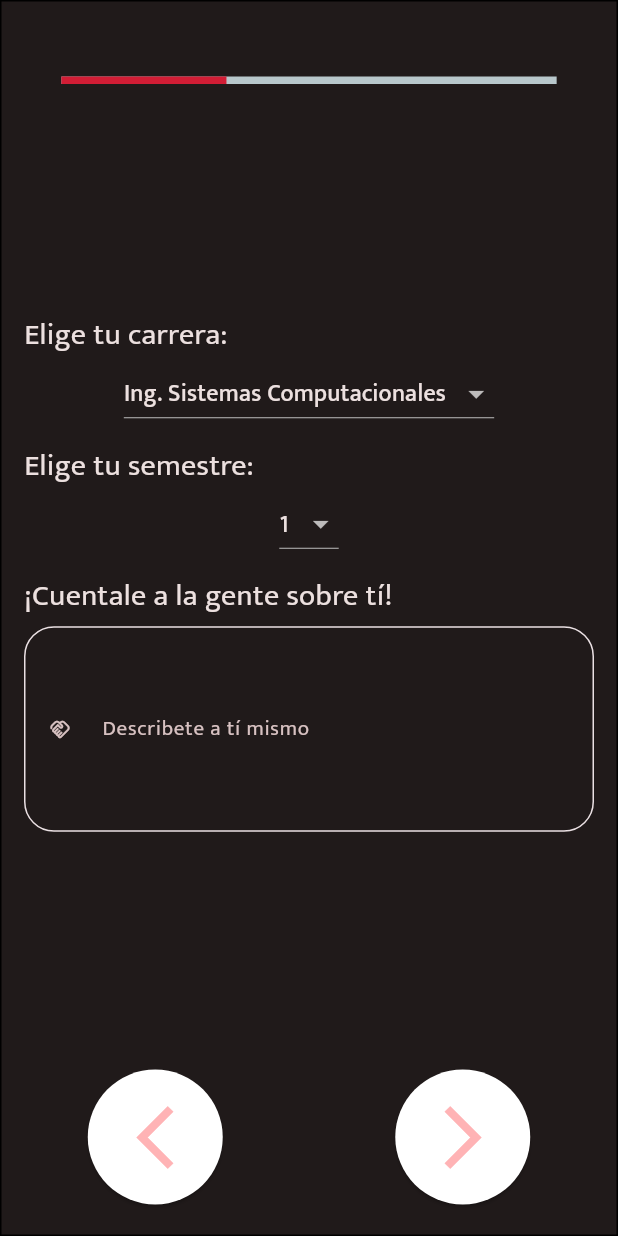
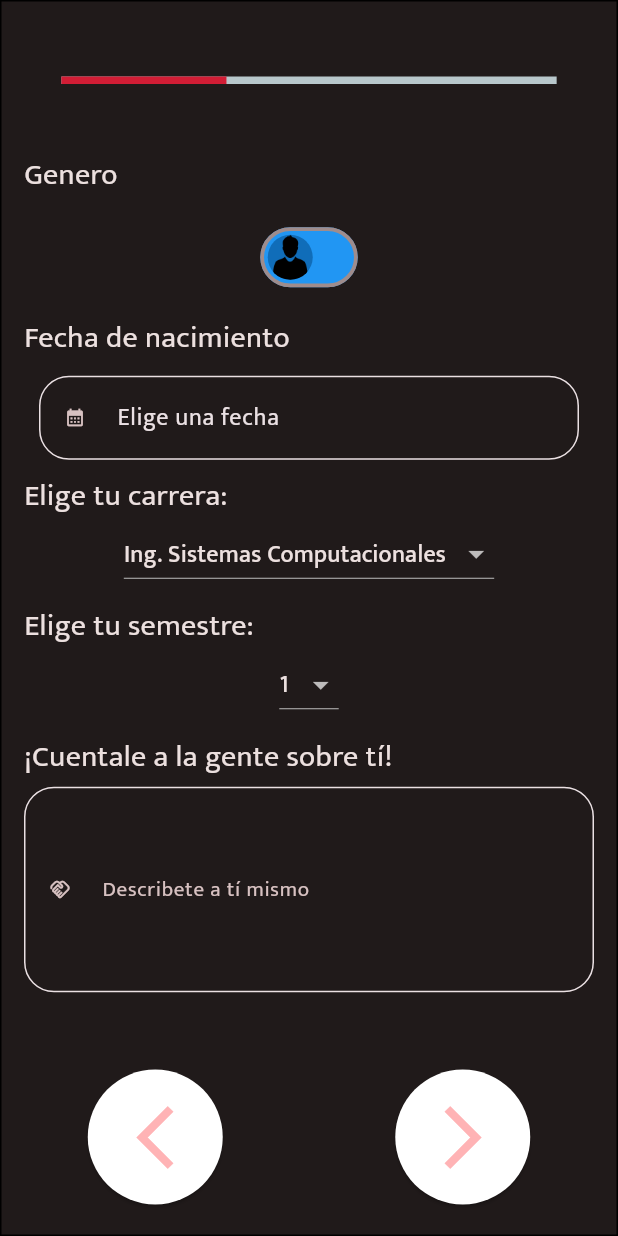
Before and after one commit to MarcoSare/tinder_itc, a Flutter app: the RegisterScreen screen opened by its route, on a phone screen of 412 x 824 dp. Run offline on Flutter 3.47's test engine with Material 2 defaults, Android fonts, the phone set to English and light mode, and no system bars; drawn by our look-alikes of percent_indicator; our stand-ins replace animate_do, cloud_firestore, email_validator, firebase_auth, firebase_core, firebase_messaging and 11 more; missing offline and left inert: github_sign_in, swipeable_card_stack; accounts and stored records are empty; network calls fail.

Commit message:
add birthdate and gender to register

```diff
--- a/lib/models/user_model.dart
+++ b/lib/models/user_model.dart
@@ -34,11 +34,12 @@ class UserModel {
       id: map['id'],
       name: map['name'],
       email: map['email'],
-      pass: map['pass'],
       profilePicture: map['profile_picture'],
       carrer: map['carrer'],
       semester: map['semester'],
       aboutMe: map['aboutMe'],
+      birthdate: map['birthdate'],
+      gender: map['gender'],
       interests: List<String?>.from(map['interests']),
     );
   }
--- /dev/null
+++ b/lib/network/api_users.dart
@@ -0,0 +1,3 @@
+class ApiUsers {
+
+}
--- a/lib/routes.dart
+++ b/lib/routes.dart
@@ -1,5 +1,7 @@
 import 'package:flutter/material.dart';
+import 'package:tinder_itc/screens/dashboard_screen.dart';
 import 'package:tinder_itc/screens/forgot_password_screen.dart';
+import 'package:tinder_itc/screens/home_screen.dart';
 import 'package:tinder_itc/screens/login.dart';
 import 'package:tinder_itc/screens/register_screen.dart';
 import 'package:tinder_itc/screens/update_profile_screen.dart';
@@ -10,5 +12,6 @@ Map<String, WidgetBuilder> getApplicationRoutes(){
     '/register':(BuildContext context) => const RegisterScreen(),
     '/forgot_password':(BuildContext context) => const ForgotPasswordScreen(),
     '/update_profile':(BuildContext context) => UpdateProfileScreen(),
+    '/home':(BuildContext context) => const DashBoardScreen(),
   };
 }
--- a/lib/screens/on_boarding_screen.dart
+++ b/lib/screens/on_boarding_screen.dart
@@ -94,7 +94,6 @@ class _OnBoardingScreenState extends State<OnBoardingScreen> {
                               duration: const Duration(seconds: 1),
                               curve: Curves.decelerate);
                           if (_pageIndex == 2) {
-                            AppPreferences.firstTimeOpen=false;
                             Navigator.pushNamed(context, '/login');
                           }
                         },
--- a/lib/screens/register_pages.dart
+++ b/lib/screens/register_pages.dart
@@ -141,9 +141,12 @@ class _RegisterPage1State extends State<RegisterPage1> {
 }
 
 class RegisterPage2 extends StatefulWidget {
-  RegisterPage2({super.key, this.txtDescripcion, this.onChangeCareer});
+  RegisterPage2({super.key, this.txtDescripcion, this.onChangeCareer, this.birthdatePicker, this.genderSelector});
 
   Widget? txtDescripcion;
+  Widget? birthdatePicker;
+  Widget? genderSelector;
+
   Function(String)? onChangeCareer;
 
   static var selectedCareer;
@@ -187,6 +190,22 @@ class _RegisterPage2State extends State<RegisterPage2> {
       child: Column(
         crossAxisAlignment: CrossAxisAlignment.start,
         children: [
+          const Text(
+            'Genero',
+            style: TextStyle(fontSize: 20),
+          ),
+          Padding(
+            padding: const EdgeInsets.all(10.0),
+            child: widget.genderSelector!,
+          ),
+          const Text(
+            'Fecha de nacimiento',
+            style: TextStyle(fontSize: 20),
+          ),
+          Padding(
+            padding: const EdgeInsets.all(10.0),
+            child: widget.birthdatePicker!,
+          ),
           const Text(
             'Elige tu carrera:',
             style: TextStyle(fontSize: 20),
--- a/lib/screens/register_screen.dart
+++ b/lib/screens/register_screen.dart
@@ -10,6 +10,8 @@ import 'package:percent_indicator/linear_percent_indicator.dart';
 import 'package:tinder_itc/models/user_model.dart';
 import 'package:tinder_itc/screens/register_pages.dart';
 import 'package:tinder_itc/widgets/alert_widget.dart';
+import 'package:tinder_itc/widgets/date_picker_widget.dart';
+import 'package:tinder_itc/widgets/gender_selector_widget.dart';
 import 'package:tinder_itc/widgets/multi_select_chip_widget.dart';
 import 'package:tinder_itc/widgets/text_email_widget.dart';
 import 'package:tinder_itc/widgets/text_form_widget.dart';
@@ -42,6 +44,9 @@ class _RegisterScreenState extends State<RegisterScreen> {
       250,
       5);
   MultiSelectChipWidget? multiSelectInter;
+  DatePickerWidget birthdatePicker = DatePickerWidget(msgError: 'Selecciona una fecha porfavor...',);
+  GenderSelectorWidget genderSelector = GenderSelectorWidget();
+
   late AlertWidget alertWidget;
   FirebaseAuth _auth = FirebaseAuth.instance;
   User? currentUser;
@@ -87,6 +92,8 @@ class _RegisterScreenState extends State<RegisterScreen> {
       case 1:
         return RegisterPage2(
           txtDescripcion: txtDescripcion,
+          birthdatePicker: birthdatePicker,
+          genderSelector: genderSelector,
         );
       case 2:
         return RegisterPage3(
@@ -121,12 +128,16 @@ class _RegisterScreenState extends State<RegisterScreen> {
         break;
 
       case 1:
-        if (txtDescripcion.formKey.currentState!.validate()) {
+        if (txtDescripcion.formKey.currentState!.validate() && birthdatePicker.formKey.currentState!.validate()) {
           print(txtDescripcion.controlador +
               ' ' +
               RegisterPage2.selectedCareer.toString() +
               ' ' +
-              RegisterPage2.selectedSemester.toString());
+              RegisterPage2.selectedSemester.toString()+
+              ' '+
+              birthdatePicker.date.toString()+
+              ' '+
+              genderSelector.gender.toString());
           _index.value++;
         }
         break;
@@ -269,6 +280,8 @@ class _RegisterScreenState extends State<RegisterScreen> {
           email: textEmail.controlador,
           carrer: RegisterPage2.selectedCareer.toString(),
           semester: int.parse(RegisterPage2.selectedSemester.toString()),
+          birthdate: birthdatePicker.date,
+          gender: genderSelector.gender ? 'female': 'male',
           aboutMe: txtDescripcion.controlador,
           interests: multiSelectInter?.interestsList,
           profilePicture: urlImg);
@@ -302,6 +315,8 @@ class _RegisterScreenState extends State<RegisterScreen> {
         semester: int.parse(RegisterPage2.selectedSemester.toString()),
         aboutMe: txtDescripcion.controlador,
         interests: multiSelectInter?.interestsList,
+        birthdate: birthdatePicker.date,
+        gender:genderSelector.gender ? 'female': 'male',
         profilePicture: currentUser!.photoURL
       );
       final userJSON = user.toJson();
--- /dev/null
+++ b/lib/widgets/date_picker_widget.dart
@@ -0,0 +1,65 @@
+import 'package:flutter/foundation.dart';
+import 'package:flutter/material.dart';
+import 'package:intl/intl.dart';
+
+class DatePickerWidget extends StatefulWidget {
+  DatePickerWidget({super.key, this.msgError});
+
+  String? msgError;
+  var date;
+  var error = false;
+  GlobalKey<FormState> formKey = GlobalKey<FormState>();
+
+  @override
+  State<DatePickerWidget> createState() => _DatePickerWidgetState();
+}
+
+class _DatePickerWidgetState extends State<DatePickerWidget> {
+
+  TextEditingController txtDate = TextEditingController();
+
+  @override
+  Widget build(BuildContext context) {
+    return Form(
+      key: widget.formKey,
+      child: TextFormField(
+        controller:txtDate,
+        decoration: InputDecoration(
+          prefixIcon: Container(
+            margin: const EdgeInsets.fromLTRB(14, 0, 14, 0),
+            child: const Icon(Icons.calendar_month, size: 14)),
+          hintText: 'Elige una fecha'
+        ),
+        readOnly: true,
+        onTap:() async {
+          final selectedDate = await showPicker();
+          setState(() {
+            widget.date=selectedDate;
+            txtDate.text=selectedDate != null ? DateFormat.yMd().format(selectedDate) : '';
+          });
+        },
+        autovalidateMode: AutovalidateMode.onUserInteraction,
+       validator: (value){
+        if(value!.isEmpty){
+          return 'Elige tu fecha de nacimiento...';
+        }else if(widget.error){
+          return widget.msgError;
+        }
+       },
+       onChanged: (value)=> setState(() {
+          widget.date = value;
+          widget.error = false;
+       }),
+      ),
+    );
+  }
+
+  Future<DateTime?> showPicker() async {
+    return await showDatePicker(
+      context: context,
+      initialDate: DateTime.now(),
+      firstDate: DateTime(1800),
+      lastDate: DateTime(2024),
+    );
+  }
+}
--- /dev/null
+++ b/lib/widgets/gender_selector_widget.dart
@@ -0,0 +1,37 @@
+import 'package:flutter/material.dart';
+
+class GenderSelectorWidget extends StatefulWidget {
+  GenderSelectorWidget({super.key,});
+
+  var gender=false;
+
+  @override
+  State<GenderSelectorWidget> createState() => _GenderSelectorWidgetState();
+}
+
+class _GenderSelectorWidgetState extends State<GenderSelectorWidget> {
+  @override
+  Widget build(BuildContext context) {
+    return Center(
+      child: SizedBox(
+        width: 75,
+        child: FittedBox(
+          fit: BoxFit.cover,
+          child: Switch(
+            value: widget.gender,
+            onChanged: (value){
+              setState(() {
+                widget.gender=value;
+              });
+            },
+            activeColor: Colors.pink,
+            activeThumbImage: const AssetImage('assets/female.png'),
+            inactiveThumbColor: Color.fromARGB(255, 16, 109, 185),
+            inactiveThumbImage: const AssetImage('assets/male.png'),
+            inactiveTrackColor: Colors.blue ,
+          ),
+        ),
+      ),
+    );
+  }
+}
--- a/lib/widgets/multi_select_chip_widget.dart
+++ b/lib/widgets/multi_select_chip_widget.dart
@@ -35,7 +35,7 @@ class _MultiSelectChipWidgetState extends State<MultiSelectChipWidget> {
           });
         },
         title: const Text('Selecciona tus intereses'),
-        initialValue: widget.initialValues,
+        initialValue: widget.initialValues ?? [''],
       ),
     );
   }
--- a/pubspec.yaml
+++ b/pubspec.yaml
@@ -58,6 +58,8 @@ dependencies:
   swipeable_card_stack: ^0.0.5
   firebase_messaging: ^14.6.1
   flutter_local_notifications: ^14.1.0
+  flutter_cache_manager: ^3.3.0
+  intl: ^0.18.1
 
 
 
```
Also changed, not shown: lib/main.dart (+14 -1 lines), lib/screens/dashboard_screen.dart (+86 -12 lines), lib/screens/login.dart (+10 -9 lines), lib/screens/update_profile_screen.dart (+0 -9 lines), assets/female.png (added), assets/male.png (added), pubspec.lock, 1 other file.
